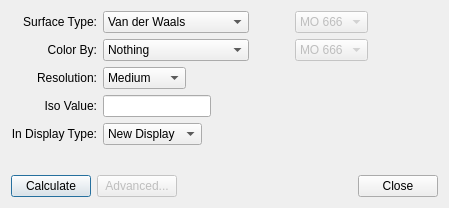
This is libavogadro/src/extensions/surfaces/surfacedialog.ui in cryos/avogadro as Qt 5 draws it before an edit. The edited form follows.
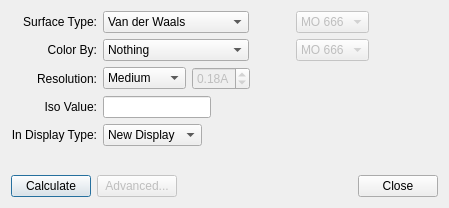
This is the edited form.

Commit message: SurfaceDialog: Add Very low resolution (0.5A) and custom resolution (0.01-2.0A) with QDoubleSpinBox.

The edit to the form file:
```diff
--- a/libavogadro/src/extensions/surfaces/surfacedialog.ui
+++ b/libavogadro/src/extensions/surfaces/surfacedialog.ui
@@ -217,6 +217,33 @@
            <string comment="very high resolution">Very High</string>
           </property>
          </item>
+         <item>
+          <property name="text">
+           <string>Custom</string>
+          </property>
+         </item>
+        </widget>
+       </item>
+       <item>
+        <widget class="QDoubleSpinBox" name="resolutionSpinBox">
+         <property name="enabled">
+          <bool>false</bool>
+         </property>
+         <property name="suffix">
+          <string>A</string>
+         </property>
+         <property name="minimum">
+          <double>0.010000000000000</double>
+         </property>
+         <property name="maximum">
+          <double>2.000000000000000</double>
+         </property>
+         <property name="singleStep">
+          <double>0.100000000000000</double>
+         </property>
+         <property name="value">
+          <double>0.180000000000000</double>
+         </property>
         </widget>
        </item>
        <item>
```
Left out of the diff: 7 changed lines with no effect on the pictures. The commit also changes 2 other files.
